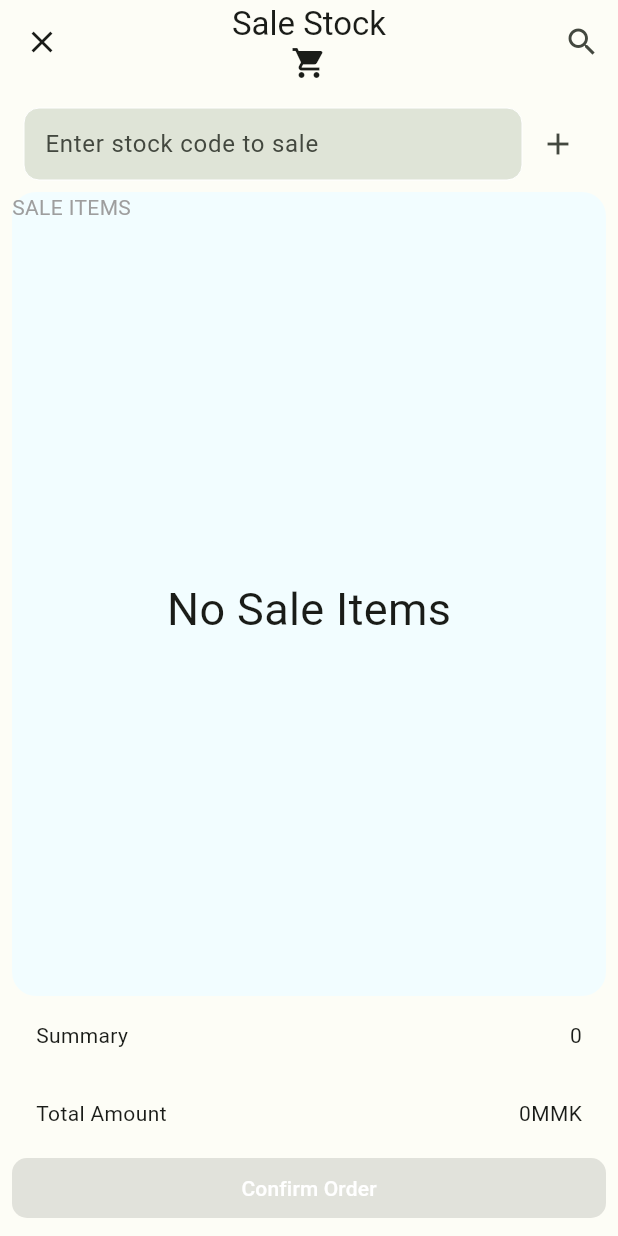
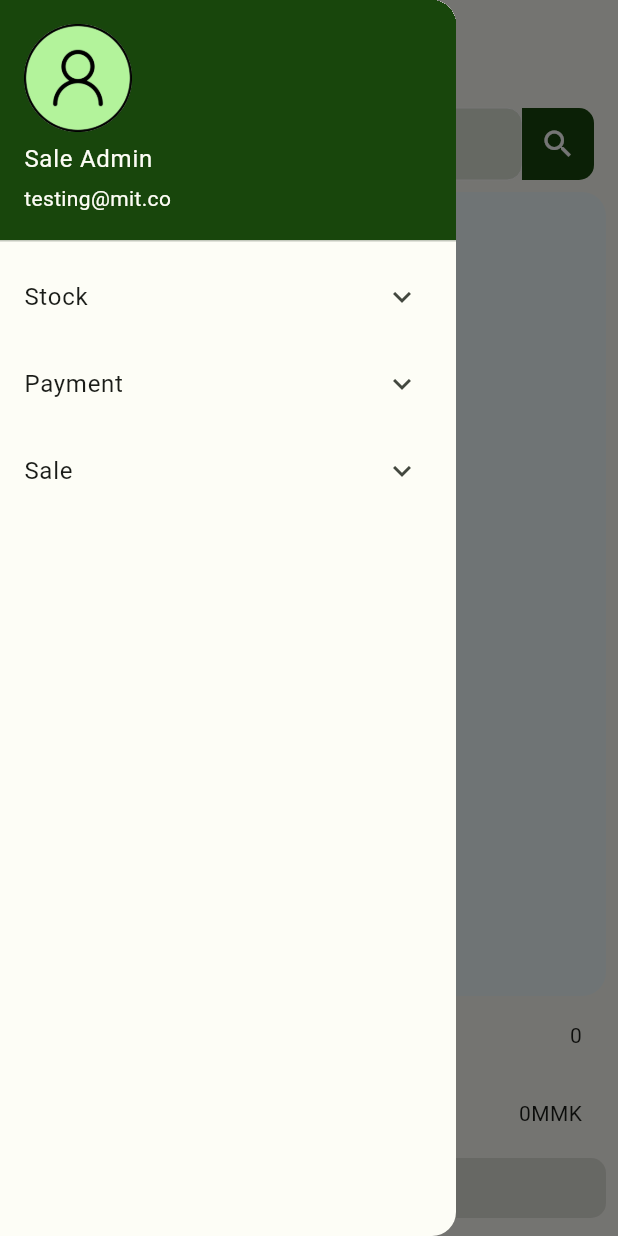
Before and after one commit to NayZinHtoo/stock_order, a Flutter app: the StockOrderCartScreen screen opened directly, with the side drawer open (before the commit the screen has no drawer), on a phone screen of 412 x 824 dp. Run offline on Flutter 3.47's test engine with Material 2 defaults, Android fonts, the light colour scheme and no system bars; our stand-ins replace chips_choice, fluttertoast, image_picker, sqflite; accounts and stored records are empty.

Commit message:
update drawer page

```diff
--- a/lib/main.dart
+++ b/lib/main.dart
@@ -3,9 +3,9 @@ import 'package:provider/provider.dart';
 import 'package:stock_pos/providers/pos_payment_provider.dart';
 import 'package:stock_pos/providers/stock_add_provider.dart';
 import 'package:stock_pos/providers/stock_order_payment_provider.dart';
+import 'package:stock_pos/screens/stock_order_cart_screen.dart';
 import 'package:stock_pos/utils/color_schemes.g.dart';
 import '../providers/stock_item_provider.dart';
-import '../screens/stock_list_screen.dart';
 import '../providers/stock_order_provider.dart';
 import '../providers/stock_order_view_provider.dart';
 
@@ -47,7 +47,9 @@ class MyApp extends StatelessWidget {
               border: InputBorder.none,
             )),
         darkTheme: ThemeData(useMaterial3: true, colorScheme: darkColorScheme),
-        home: const StockListScreen(title: 'ITEMS'),
+        home: const StockOrderCartScreen(
+          syskey: '',
+        ),
       ),
     );
   }
--- a/lib/screens/pos_payment_list_screen.dart
+++ b/lib/screens/pos_payment_list_screen.dart
@@ -25,7 +25,7 @@ class _POSPaymentListScreenState extends State<POSPaymentListScreen> {
     return Scaffold(
       appBar: AppBar(
         centerTitle: true,
-        title: const Text('Payment List'),
+        title: const Text('Payment Types'),
         leading: IconButton(
           onPressed: () {
             Navigator.pop(context);
--- a/lib/screens/pos_payment_setup_screen.dart
+++ b/lib/screens/pos_payment_setup_screen.dart
@@ -158,7 +158,7 @@ class _POSPaymentSetupScreenState extends State<POSPaymentSetupScreen> {
                   decoration: const InputDecoration(
                     border: InputBorder.none,
                     contentPadding: EdgeInsets.fromLTRB(10, 10, 10, 0),
-                    hintText: 'Enter payment description',
+                    hintText: 'Eg.Cash, Wave Pay, etc...',
                   ),
                   validator: (value) {
                     if (value == null || value.isEmpty) {
--- a/lib/screens/stock_order_cart_screen.dart
+++ b/lib/screens/stock_order_cart_screen.dart
@@ -9,12 +9,12 @@ import 'package:stock_pos/screens/order_payment_screen.dart';
 import '../models/stock_detail.dart';
 import '../models/stock_header.dart';
 import '../utils/constant.dart';
+import '../widgets/drawer_widget.dart';
 
 class StockOrderCartScreen extends StatefulWidget {
   const StockOrderCartScreen(
-      {super.key, required this.title, required this.syskey, this.slipNo = 0});
+      {super.key, required this.syskey, this.slipNo = 0});
 
-  final String title;
   final String syskey;
   final int? slipNo;
 
@@ -34,6 +34,8 @@ class _StockOrderCartScreenState extends State<StockOrderCartScreen> {
   late String _parentId = '';
   late int _slipNo = 0;
 
+  late bool isNew = true;
+
   @override
   void dispose() {
     _stockCodeController.dispose();
@@ -51,6 +53,7 @@ class _StockOrderCartScreenState extends State<StockOrderCartScreen> {
       await _getStockItemList();
     });
     if (widget.syskey.isNotEmpty) {
+      isNew = false;
       stockOrderProvider.getStockOrderDetilList(widget.syskey);
       _parentId = widget.syskey;
       _slipNo = widget.slipNo!;
@@ -77,7 +80,9 @@ class _StockOrderCartScreenState extends State<StockOrderCartScreen> {
     return Scaffold(
       appBar: AppBar(
         centerTitle: true,
-        leading: IconButton(
+        leading: isNew
+            ? null
+            : IconButton(
                 onPressed: () {
                   if (stockOrderProvider.stockDetailList.isNotEmpty) {
                     showDialog(
@@ -117,24 +122,25 @@ class _StockOrderCartScreenState extends State<StockOrderCartScreen> {
                 },
                 icon: const Icon(Icons.close),
               ),
-        actions: [
-          IconButton(
-            onPressed: () {
-              showSearch(
-                  context: context,
-                  delegate: CustomSearchDelegate(
-                      stockItemList: stockProvider.stockItemList));
-            },
-            icon: const Icon(Icons.search),
-          ),
-        ],
-        title: Column(
+        // actions: [
+        //   IconButton(
+        //     onPressed: () {
+        //       showSearch(
+        //           context: context,
+        //           delegate: CustomSearchDelegate(
+        //               stockItemList: stockProvider.stockItemList));
+        //     },
+        //     icon: const Icon(Icons.search),
+        //   ),
+        // ],
+        title: const Column(
           children: [
-            Text(widget.title),
-            const Icon(Icons.shopping_cart),
+            Text('SALE ITEMS'),
+            //const Icon(Icons.shopping_cart),
           ],
         ),
       ),
+      drawer: isNew ? const DrawerWidget() : null,
       body: Padding(
         padding: const EdgeInsets.all(8.0),
         child: Column(
@@ -158,15 +164,11 @@ class _StockOrderCartScreenState extends State<StockOrderCartScreen> {
                         contentPadding: EdgeInsets.fromLTRB(10, 10, 10, 0),
                         hintText: 'Enter stock code to sale',
                       ),
-                    ),
-                  ),
-                  IconButton(
-                      onPressed: () {
-                        if (_stockCodeController.text.isNotEmpty) {
+                      onFieldSubmitted: (value) {
+                        if (value.isNotEmpty) {
                           StockItem? stockItem;
-                          int index = stockItemList.indexWhere((stockItem) =>
-                              stockItem.id ==
-                              int.parse(_stockCodeController.text));
+                          int index = stockItemList.indexWhere(
+                              (stockItem) => stockItem.id == int.parse(value));
 
                           if (index >= 0) {
                             stockItem = stockItemList[index];
@@ -191,7 +193,28 @@ class _StockOrderCartScreenState extends State<StockOrderCartScreen> {
                           }
                         }
                       },
-                      icon: const Icon(Icons.add))
+                    ),
+                  ),
+                  Container(
+                    decoration: const BoxDecoration(
+                      borderRadius: BorderRadius.only(
+                        topRight: Radius.circular(10),
+                        bottomRight: Radius.circular(10),
+                      ),
+                      color: AppColor.greenColor,
+                    ),
+                    child: IconButton(
+                        onPressed: () {
+                          showSearch(
+                              context: context,
+                              delegate: CustomSearchDelegate(
+                                  stockItemList: stockProvider.stockItemList));
+                        },
+                        icon: const Icon(
+                          Icons.search,
+                          color: Colors.white,
+                        )),
+                  )
                 ],
               ),
             ),
@@ -206,8 +229,8 @@ class _StockOrderCartScreenState extends State<StockOrderCartScreen> {
                   mainAxisAlignment: MainAxisAlignment.center,
                   crossAxisAlignment: CrossAxisAlignment.start,
                   children: [
-                    const Text(
-                      'SALE ITEMS',
+                    Text(
+                      isNew ? 'New' : 'Saved',
                       textAlign: TextAlign.left,
                       style: TextStyle(color: Colors.grey),
                     ),
--- a/lib/screens/stock_order_header_list_screen.dart
+++ b/lib/screens/stock_order_header_list_screen.dart
@@ -116,7 +116,6 @@ class _StockHeaderListScreenState extends State<StockHeaderListScreen> {
                                     MaterialPageRoute(
                                       builder: (context) =>
                                           StockOrderCartScreen(
-                                        title: 'Sale Stock',
                                         syskey:
                                             '${provider.stockHeaderList[index].syskey}',
                                         slipNo: provider
@@ -231,11 +230,11 @@ class _StockHeaderListScreenState extends State<StockHeaderListScreen> {
       ),
       floatingActionButton: FloatingActionButton(
         onPressed: () {
+          Navigator.popUntil(context, (route) => false);
           Navigator.push(
             context,
             MaterialPageRoute(
               builder: (context) => const StockOrderCartScreen(
-                title: 'Sale Stock',
                 syskey: '',
               ),
             ),
--- /dev/null
+++ b/lib/widgets/drawer_widget.dart
@@ -0,0 +1,111 @@
+import 'package:flutter/cupertino.dart';
+import 'package:flutter/material.dart';
+import 'package:stock_pos/screens/stock_list_screen.dart';
+
+import '../screens/pos_payment_list_screen.dart';
+import '../screens/pos_payment_setup_screen.dart';
+import '../screens/stock_item_add_screen.dart';
+import '../screens/stock_order_header_list_screen.dart';
+import '../utils/constant.dart';
+
+class DrawerWidget extends StatelessWidget {
+  const DrawerWidget({
+    super.key,
+  });
+
+  @override
+  Widget build(BuildContext context) {
+    return Drawer(
+      child: ListView(
+        padding: EdgeInsets.zero,
+        children: [
+          UserAccountsDrawerHeader(
+            decoration: const BoxDecoration(
+              color: AppColor.greenColor,
+            ),
+            accountName: const Text("Sale Admin"),
+            accountEmail: const Text("testing@mit.co"),
+            currentAccountPicture: CircleAvatar(
+              child: Image.asset('assets/person.png'),
+            ),
+          ),
+          ExpansionTile(
+            title: const Text('Stock'),
+            childrenPadding: const EdgeInsets.all(16),
+            children: [
+              ListTile(
+                title: const Text('List'),
+                onTap: () {
+                  Navigator.push(
+                    context,
+                    MaterialPageRoute(
+                        builder: (context) =>
+                            const StockListScreen(title: 'ITEMS')),
+                  );
+                },
+              ),
+              ListTile(
+                title: const Text('New'),
+                onTap: () {
+                  Navigator.push(
+                    context,
+                    MaterialPageRoute(
+                        builder: (context) => const AddStockItemScreen()),
+                  );
+                },
+              ),
+            ],
+          ),
+          ExpansionTile(
+            title: const Text('Payment'),
+            childrenPadding: const EdgeInsets.all(16),
+            children: [
+              ListTile(
+                title: const Text('List'),
+                onTap: () {
+                  Navigator.push(
+                    context,
+                    MaterialPageRoute(
+                        builder: (context) => const POSPaymentListScreen()),
+                  );
+                },
+              ),
+              ListTile(
+                title: const Text('New'),
+                onTap: () {
+                  Navigator.push(
+                    context,
+                    MaterialPageRoute(
+                        builder: (context) => const POSPaymentSetupScreen()),
+                  );
+                },
+              ),
+            ],
+          ),
+          ExpansionTile(
+            title: const Text('Sale'),
+            childrenPadding: const EdgeInsets.all(16),
+            children: [
+              ListTile(
+                title: const Text('List'),
+                onTap: () {
+                  Navigator.push(
+                    context,
+                    MaterialPageRoute(
+                        builder: (context) => const StockHeaderListScreen()),
+                  );
+                },
+              ),
+              ListTile(
+                title: const Text('New'),
+                onTap: () {
+                  Navigator.of(context).pop();
+                },
+              ),
+            ],
+          ),
+        ],
+      ),
+    );
+  }
+}
```
Also changed, not shown: lib/screens/order_payment_screen.dart (+14 -9 lines), lib/screens/stock_list_screen.dart (+7 -104 lines). Lines whose indentation alone changed are shown as unchanged.
